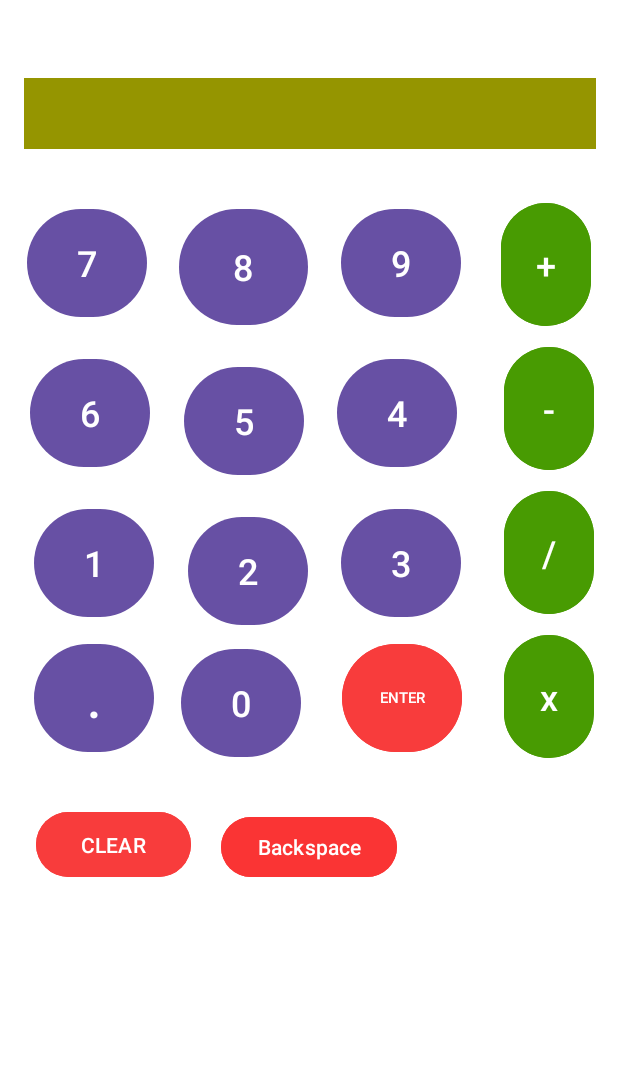
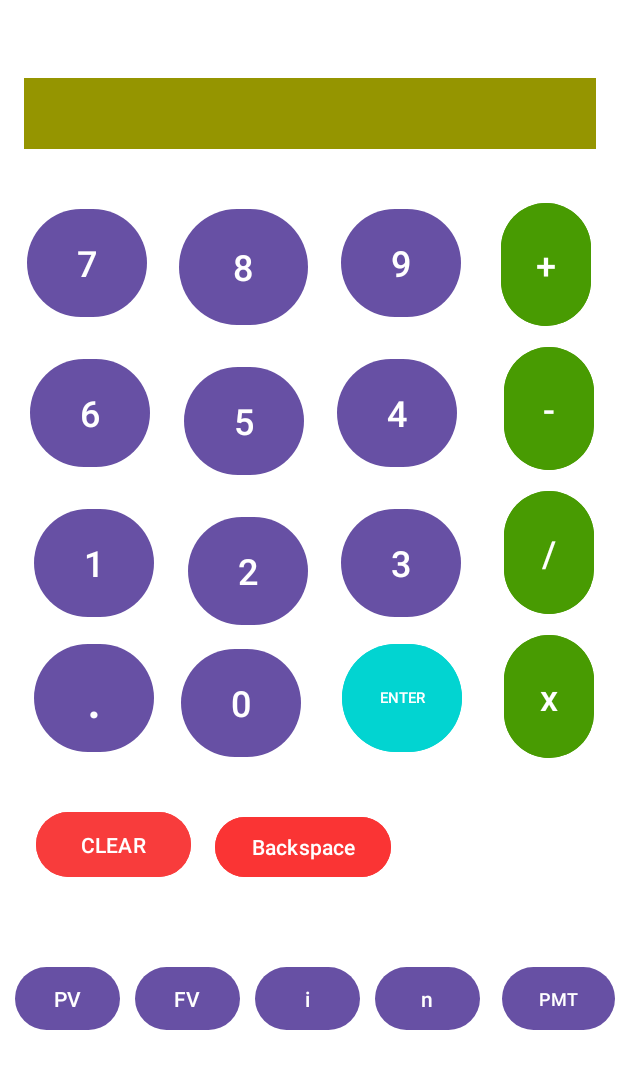
Before and after one commit to limadan/HP12, an Android app: the screen it shows after launch (MainActivity), on a phone screen of 412 x 824 dp, the part 80-1169 px from its top. Run offline under Robolectric (Android 15) with nearby library versions, the phone set to English and light mode, and no system bars.

Commit message:
métodos de PMT

```diff
--- a/app/src/main/res/layout/activity_main.xml
+++ b/app/src/main/res/layout/activity_main.xml
@@ -214,7 +214,7 @@
         android:layout_marginStart="10dp"
         android:layout_marginTop="10dp"
         android:layout_marginEnd="20dp"
-        android:backgroundTint="#F83C3C"
+        android:backgroundTint="#02D4D1"
         android:text="ENTER"
         android:textSize="10sp"
         app:layout_constraintEnd_toStartOf="@+id/btn_div"
@@ -272,11 +272,67 @@
         android:id="@+id/btn_backspace"
         android:layout_width="wrap_content"
         android:layout_height="wrap_content"
-        android:layout_marginStart="20dp"
+        android:layout_marginStart="16dp"
         android:layout_marginTop="32dp"
         android:backgroundTint="#FA3434"
         android:text="Backspace"
         app:layout_constraintStart_toEndOf="@+id/btn_clear"
         app:layout_constraintTop_toBottomOf="@+id/btn0" />
 
+    <Button
+        android:id="@+id/button"
+        android:layout_width="70dp"
+        android:layout_height="50dp"
+        android:layout_marginEnd="10dp"
+        android:layout_marginBottom="80dp"
+        android:text="PV"
+        app:layout_constraintBottom_toBottomOf="parent"
+        app:layout_constraintEnd_toStartOf="@+id/button2"
+        app:layout_constraintStart_toStartOf="@+id/btn_clear" />
+
+    <Button
+        android:id="@+id/button2"
+        android:layout_width="70dp"
+        android:layout_height="50dp"
+        android:layout_marginEnd="10dp"
+        android:layout_marginBottom="80dp"
+        android:text="FV"
+        app:layout_constraintBottom_toBottomOf="parent"
+        app:layout_constraintEnd_toStartOf="@+id/button3"
+        app:layout_constraintStart_toEndOf="@+id/button" />
+
+    <Button
+        android:id="@+id/button3"
+        android:layout_width="70dp"
+        android:layout_height="50dp"
+        android:layout_marginEnd="10dp"
+        android:layout_marginBottom="80dp"
+        android:text="i"
+        app:layout_constraintBottom_toBottomOf="parent"
+        app:layout_constraintEnd_toStartOf="@+id/button4"
+        app:layout_constraintStart_toEndOf="@+id/button2" />
+
+    <Button
+        android:id="@+id/button4"
+        android:layout_width="70dp"
+        android:layout_height="50dp"
+        android:layout_marginEnd="7dp"
+        android:layout_marginBottom="80dp"
+        android:text="n"
+        app:layout_constraintBottom_toBottomOf="parent"
+        app:layout_constraintEnd_toStartOf="@+id/button5"
+        app:layout_constraintStart_toEndOf="@+id/button3" />
+
+    <Button
+        android:id="@+id/button5"
+        android:layout_width="75dp"
+        android:layout_height="50dp"
+        android:layout_marginStart="7dp"
+        android:layout_marginBottom="80dp"
+        android:text="PMT"
+        android:textSize="12sp"
+        app:layout_constraintBottom_toBottomOf="parent"
+        app:layout_constraintEnd_toEndOf="@+id/btn_multi"
+        app:layout_constraintStart_toEndOf="@+id/button4" />
+
 </androidx.constraintlayout.widget.ConstraintLayout>
```
Also changed, not shown: app/src/main/java/com/example/hp12/Calculadora.java (+45 -0 lines), app/src/main/java/com/example/hp12/MainActivity.java (+30 -0 lines), 1 other file.
